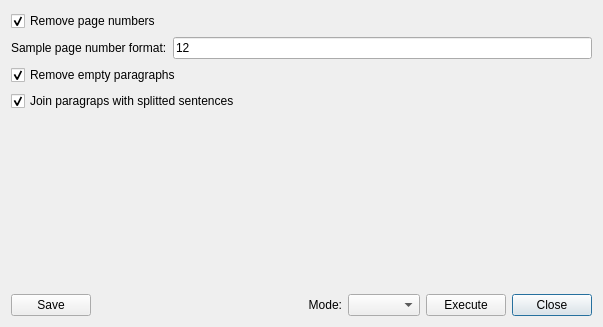
Qt form src/Sigil/Form_Files/CleanContent.ui (Sigil-Ebook/Sigil) before a commit.
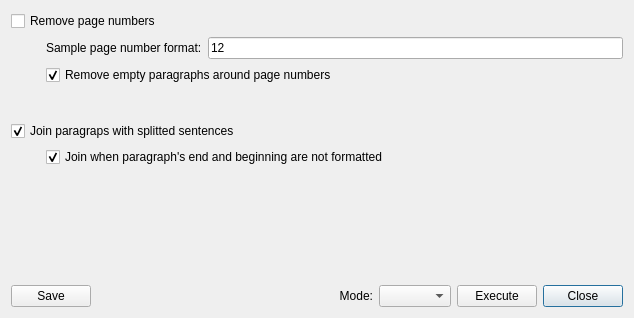
The same form after that commit.

Commit message: Clean Content: added "join not formatted" option.

```diff
--- a/src/Sigil/Form_Files/CleanContent.ui
+++ b/src/Sigil/Form_Files/CleanContent.ui
@@ -6,14 +6,14 @@
    <rect>
     <x>0</x>
     <y>0</y>
-    <width>603</width>
-    <height>327</height>
+    <width>634</width>
+    <height>318</height>
    </rect>
   </property>
   <property name="windowTitle">
    <string>Clean Content</string>
   </property>
-  <layout class="QVBoxLayout" name="verticalLayout">
+  <layout class="QVBoxLayout" name="verticalLayout_3">
    <item>
     <widget class="QCheckBox" name="checkBoxRemovePageNumbers">
      <property name="toolTip">
@@ -24,10 +24,18 @@
       <string>Remove page numbers</string>
      </property>
      <property name="checked">
-      <bool>true</bool>
+      <bool>false</bool>
      </property>
     </widget>
    </item>
+   <item>
+    <layout class="QVBoxLayout" name="verticalLayout">
+     <property name="leftMargin">
+      <number>35</number>
+     </property>
+     <property name="bottomMargin">
+      <number>30</number>
+     </property>
    <item>
     <layout class="QHBoxLayout" name="horizontalLayout">
      <item>
@@ -54,12 +62,14 @@
    <item>
     <widget class="QCheckBox" name="checkBoxRemoveEmptyParagraphs">
      <property name="text">
-      <string>Remove empty paragraphs</string>
+        <string>Remove empty paragraphs around page numbers</string>
      </property>
      <property name="checked">
       <bool>true</bool>
      </property>
     </widget>
+     </item>
+    </layout>
    </item>
    <item>
     <widget class="QCheckBox" name="checkBoxJoinParagraphs">
@@ -79,6 +89,21 @@
     </widget>
    </item>
    <item>
+    <layout class="QVBoxLayout" name="verticalLayout_2">
+     <property name="leftMargin">
+      <number>35</number>
+     </property>
+     <item>
+      <widget class="QCheckBox" name="checkBoxJoinNotFormatted">
+       <property name="text">
+        <string>Join when paragraph's end and beginning are not formatted</string>
+       </property>
+       <property name="checked">
+        <bool>true</bool>
+       </property>
+      </widget>
+     </item>
+     <item>
     <spacer name="verticalSpacer">
      <property name="orientation">
       <enum>Qt::Vertical</enum>
@@ -90,6 +115,8 @@
       </size>
      </property>
     </spacer>
+     </item>
+    </layout>
    </item>
    <item>
     <widget class="QLabel" name="message">
```
Lines whose indentation alone changed are shown as unchanged. The commit also changes 3 other files.
